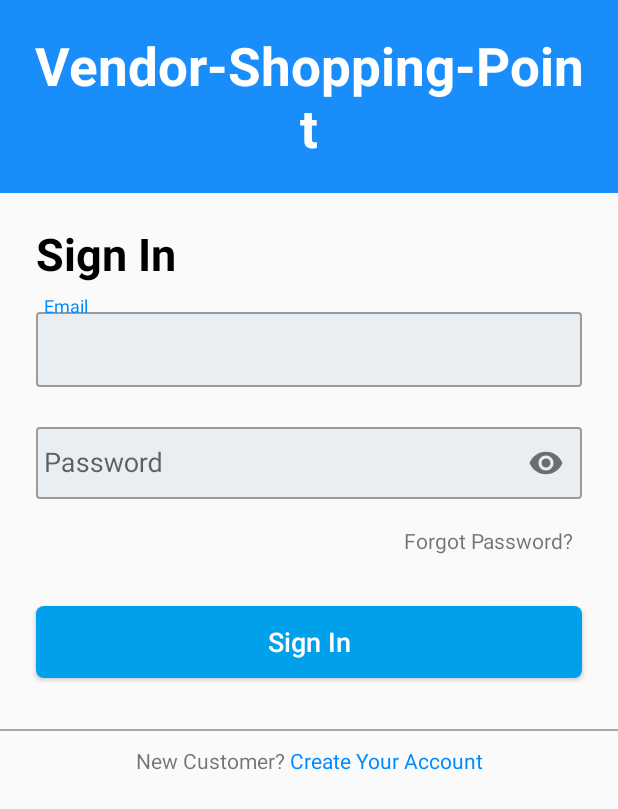
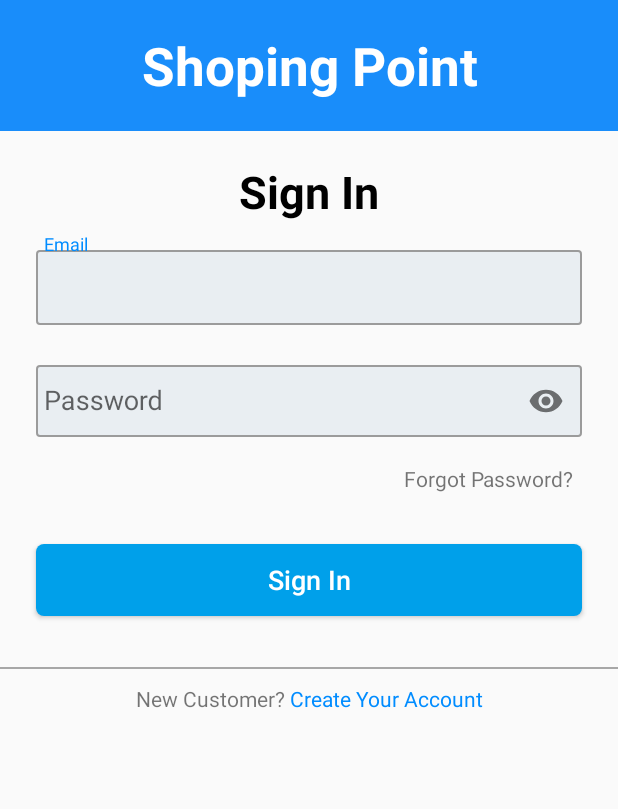
Before and after one commit to Pooja0504/Vendor-Shopping-Point, an Android app: the LoginActivity screen opened directly, with no data from a screen before it, on a phone screen of 412 x 824 dp. Shown: the top 809 px of the screen. Run offline under Robolectric (Android 15) with nearby library versions, the phone set to English and light mode, and no system bars; our stand-ins replace data binding.

Commit message:
updated UI temp

```diff
--- a/app/src/main/res/layout/activity_login.xml
+++ b/app/src/main/res/layout/activity_login.xml
@@ -16,7 +16,7 @@
             android:gravity="center"
             android:padding="@dimen/dimen20dp"
             android:textColor="@color/white"
-            android:text="@string/app_name"
+            android:text="@string/shoping_point"
             android:textStyle="bold"
             android:background="@color/blue"
             android:textSize="@dimen/dimen35sp" />
@@ -27,6 +27,7 @@
             android:paddingStart="@dimen/dimen24dp"
             android:paddingEnd="@dimen/dimen24dp"
             android:text="@string/sign_in"
+            android:gravity="center"
             android:textColor="@color/black"
             android:layout_marginTop="@dimen/dimen20dp"
             android:textSize="@dimen/dimen30sp"
--- a/app/src/main/res/layout/activity_signup.xml
+++ b/app/src/main/res/layout/activity_signup.xml
@@ -23,7 +23,7 @@
                 android:gravity="center"
                 android:padding="@dimen/dimen20dp"
                 android:textColor="@color/white"
-                android:text="@string/app_name"
+                android:text="@string/shoping_point"
                 android:textStyle="bold"
                 android:background="@color/blue"
                 android:textSize="@dimen/dimen35sp" />
@@ -34,6 +34,7 @@
                 android:paddingStart="@dimen/dimen24dp"
                 android:paddingEnd="@dimen/dimen24dp"
                 android:layout_marginTop="@dimen/dimen20dp"
+                android:gravity="center"
                 android:text="Become a Member"
                 android:textColor="@color/black"
                 android:textSize="@dimen/dimen30sp"
--- a/app/src/main/res/values/strings.xml
+++ b/app/src/main/res/values/strings.xml
@@ -41,5 +41,6 @@
     <string name="conform_password">Confirm Password</string>
     <string name="contact">Contact</string>
     <string name="organisation_name">Organisation Name</string>
+    <string name="shoping_point">Shoping Point</string>
 
 </resources>
--- a/app/src/main/res/values/styles.xml
+++ b/app/src/main/res/values/styles.xml
@@ -4,14 +4,14 @@
     <style name="AppTheme" parent="Theme.AppCompat.Light.DarkActionBar">
         <!-- Customize your theme here. -->
         <item name="colorPrimary">@color/colorPrimary</item>
-        <item name="colorPrimaryDark">@color/colorPrimaryDark</item>
+        <item name="colorPrimaryDark">@color/colorPrimary</item>
         <item name="colorAccent">@color/colorPrimary</item>
     </style>
 
     <style name="AccountTheme" parent="Theme.AppCompat.Light.DarkActionBar">
         <!-- Customize your theme here. -->
         <item name="colorPrimary">@color/colorPrimary</item>
-        <item name="colorPrimaryDark">@color/colorPrimaryDark</item>
+        <item name="colorPrimaryDark">@color/colorPrimary</item>
         <item name="colorAccent">@color/colorAccent</item>
         <item name="textAllCaps">false</item>
     </style>
@@ -25,7 +25,7 @@
     <style name="NoActionBar" parent="Theme.AppCompat.Light.NoActionBar">
         <!-- Customize your theme here. -->
         <item name="colorPrimary">@color/colorPrimary</item>
-        <item name="colorPrimaryDark">@color/colorPrimaryDark</item>
+        <item name="colorPrimaryDark">@color/colorPrimary</item>
         <item name="colorAccent">@color/colorPrimary</item>
     </style>
 
@@ -44,7 +44,7 @@
 
     <style name="noAnimTheme" parent="Theme.AppCompat.Light.DarkActionBar">
         <item name="colorPrimary">@color/colorPrimary</item>
-        <item name="colorPrimaryDark">@color/colorPrimaryDark</item>
+        <item name="colorPrimaryDark">@color/colorPrimary</item>
         <item name="colorAccent">@color/colorPrimary</item>
         <item name="android:windowAnimationStyle">@null</item>
     </style>
```
